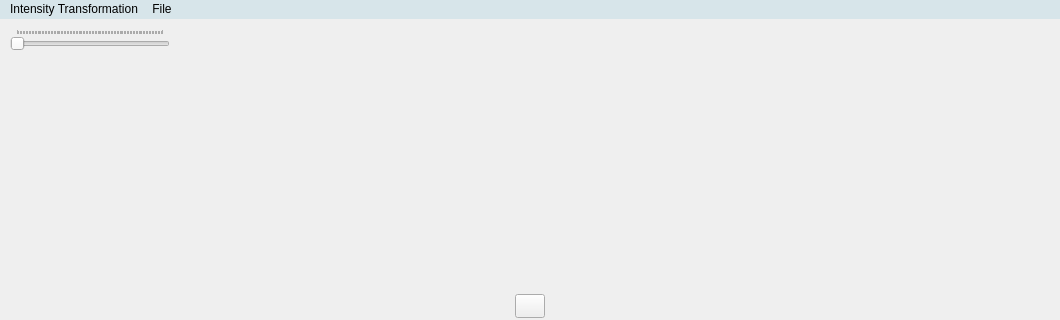
msr09me/Image-Processsing-GUI, file mainwindow.ui: the form before one commit; both pictures show x 0 to 1060 and y 0 to 320 of the 1060 by 630 pixel window.
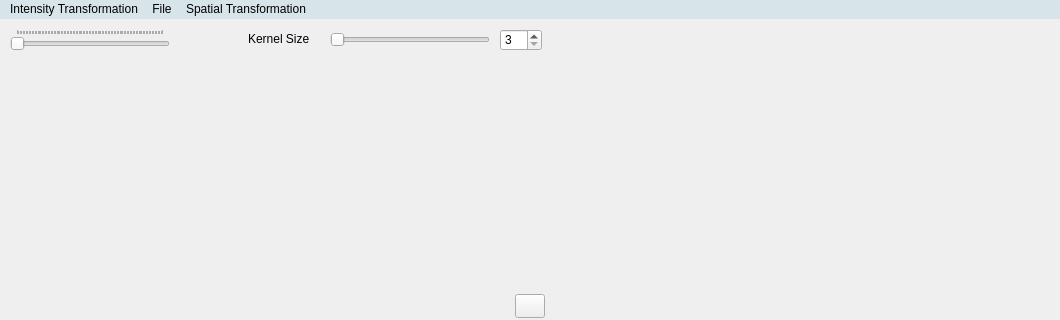
The form after the commit. Icons and pictures are not drawn.

```diff
--- a/mainwindow.ui
+++ b/mainwindow.ui
@@ -126,6 +126,54 @@
      <iconset theme="QIcon::ThemeIcon::EditRedo"/>
     </property>
    </widget>
+   <widget class="QSpinBox" name="kernelSizeSpinBox">
+    <property name="geometry">
+     <rect>
+      <x>500</x>
+      <y>10</y>
+      <width>42</width>
+      <height>22</height>
+     </rect>
+    </property>
+    <property name="minimum">
+     <number>3</number>
+    </property>
+    <property name="singleStep">
+     <number>2</number>
+    </property>
+   </widget>
+   <widget class="QSlider" name="kernelSizeSlider">
+    <property name="geometry">
+     <rect>
+      <x>330</x>
+      <y>10</y>
+      <width>160</width>
+      <height>22</height>
+     </rect>
+    </property>
+    <property name="minimum">
+     <number>3</number>
+    </property>
+    <property name="singleStep">
+     <number>5</number>
+    </property>
+    <property name="orientation">
+     <enum>Qt::Orientation::Horizontal</enum>
+    </property>
+   </widget>
+   <widget class="QLabel" name="kernelSize">
+    <property name="geometry">
+     <rect>
+      <x>248</x>
+      <y>10</y>
+      <width>61</width>
+      <height>20</height>
+     </rect>
+    </property>
+    <property name="text">
+     <string>Kernel Size</string>
+    </property>
+   </widget>
   </widget>
   <widget class="QMenuBar" name="menubar">
    <property name="geometry">
@@ -165,8 +213,23 @@
     <addaction name="actionLoad_Image"/>
     <addaction name="actionSave_Image"/>
    </widget>
+   <widget class="QMenu" name="menuSpatial_Transformation">
+    <property name="title">
+     <string>Spatial Transformation</string>
+    </property>
+    <widget class="QMenu" name="menuLow_Pass_Filter">
+     <property name="title">
+      <string>Low-Pass Filter</string>
+     </property>
+     <addaction name="actionBox_Filter"/>
+     <addaction name="actionGaussian_Filter"/>
+     <addaction name="actionMedian_Filter"/>
+    </widget>
+    <addaction name="menuLow_Pass_Filter"/>
+   </widget>
    <addaction name="menuIntensity_Transformation"/>
    <addaction name="menuFile"/>
+   <addaction name="menuSpatial_Transformation"/>
   </widget>
   <widget class="QStatusBar" name="statusbar"/>
   <action name="actionNegative">
```
Left out of the diff: 15 changed lines with no effect on the pictures.
